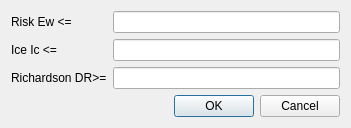
This is meteorology.ui in lzsz518/UAVRouteExplorer as Qt 5 draws it before an edit. The edited form follows.
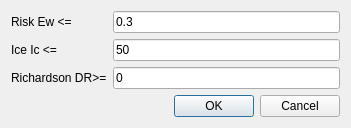
This is the edited form.

Commit message: Force the setting and meteorology dialog input widget value. When start and end point inside the storm areas show warning and ask user to resit it.

The edit to the form file:
```diff
--- a/meteorology.ui
+++ b/meteorology.ui
@@ -17,10 +17,24 @@
    <item>
     <layout class="QGridLayout" name="gridLayout">
      <item row="0" column="1">
-      <widget class="QLineEdit" name="le_risk"/>
+      <widget class="QLineEdit" name="le_risk">
+       <property name="text">
+        <string>0.3</string>
+       </property>
+       <property name="readOnly">
+        <bool>true</bool>
+       </property>
+      </widget>
      </item>
      <item row="1" column="1">
-      <widget class="QLineEdit" name="le_ice"/>
+      <widget class="QLineEdit" name="le_ice">
+       <property name="text">
+        <string>50</string>
+       </property>
+       <property name="readOnly">
+        <bool>true</bool>
+       </property>
+      </widget>
      </item>
      <item row="0" column="0">
       <widget class="QLabel" name="label">
@@ -44,7 +58,14 @@
       </widget>
      </item>
      <item row="2" column="1">
-      <widget class="QLineEdit" name="le_richardson"/>
+      <widget class="QLineEdit" name="le_richardson">
+       <property name="text">
+        <string>0</string>
+       </property>
+       <property name="readOnly">
+        <bool>true</bool>
+       </property>
+      </widget>
      </item>
     </layout>
    </item>
```
The commit also changes 7 other files.
